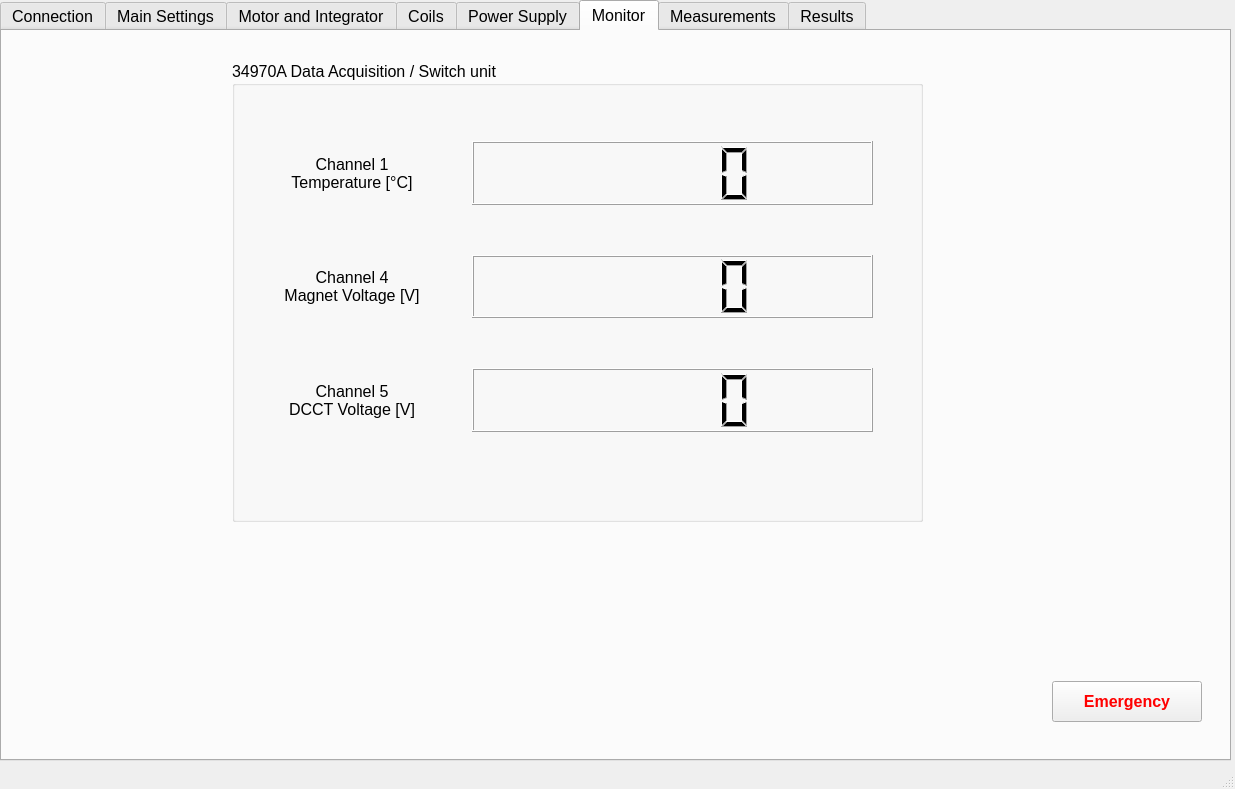
Before: the Qt Designer form Rotating Coil v3/Rotating_Coil_Interface_v3.ui in lnls-ima/rotating-coil-software, drawn with Qt 5.
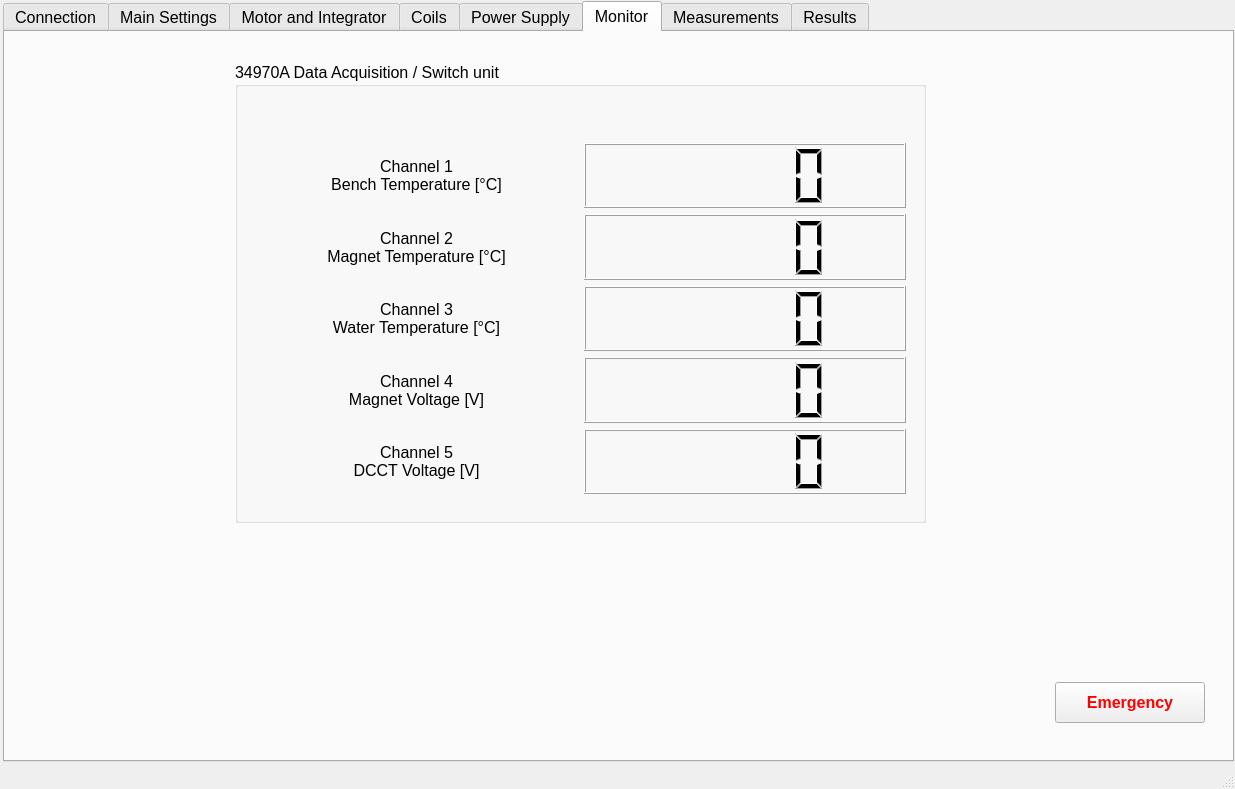
After: the same form once the commit is applied. The open tabs and pages were chosen to show the change. Icons and pictures are not drawn. Custom widgets are drawn as their Qt base class.

Commit message:
Center displacement correction.
Changelog:
-> Center displacement corrected (signal changed)
-> Water and magnet temperatures measurements implemented

Diff of the .ui file:
```diff
--- a/Rotating Coil v3/Rotating_Coil_Interface_v3.ui
+++ b/Rotating Coil v3/Rotating_Coil_Interface_v3.ui
@@ -45,8 +45,8 @@
     </property>
     <property name="geometry">
      <rect>
-      <x>0</x>
-      <y>0</y>
+      <x>3</x>
+      <y>1</y>
       <width>1231</width>
       <height>761</height>
      </rect>
@@ -5447,37 +5447,98 @@
       <property name="title">
        <string>34970A Data Acquisition / Switch unit</string>
       </property>
-      <widget class="QWidget" name="layoutWidget_3">
+      <widget class="QWidget" name="layoutWidget">
        <property name="geometry">
         <rect>
          <x>20</x>
-         <y>80</y>
-         <width>621</width>
-         <height>291</height>
+         <y>81</y>
+         <width>651</width>
+         <height>351</height>
         </rect>
        </property>
-       <layout class="QGridLayout" name="gridLayout_15">
-        <property name="horizontalSpacing">
-         <number>20</number>
-        </property>
-        <property name="verticalSpacing">
-         <number>50</number>
-        </property>
-        <item row="2" column="1" colspan="2">
-         <widget class="QLCDNumber" name="lcdNumber_5"/>
-        </item>
+       <layout class="QGridLayout" name="gridLayout_14">
         <item row="0" column="0">
          <widget class="QLabel" name="label_14">
           <property name="text">
            <string>Channel 1
-Temperature [°C]</string>
+Bench Temperature [°C]</string>
           </property>
           <property name="alignment">
            <set>Qt::AlignCenter</set>
           </property>
          </widget>
         </item>
+        <item row="0" column="1">
+         <widget class="QLCDNumber" name="lcdNumber">
+          <property name="font">
+           <font>
+            <weight>75</weight>
+            <bold>true</bold>
+           </font>
+          </property>
+          <property name="autoFillBackground">
+           <bool>false</bool>
+          </property>
+          <property name="midLineWidth">
+           <number>0</number>
+          </property>
+         </widget>
+        </item>
         <item row="1" column="0">
+         <widget class="QLabel" name="label_20">
+          <property name="text">
+           <string>Channel 2
+Magnet Temperature [°C]</string>
+          </property>
+          <property name="alignment">
+           <set>Qt::AlignCenter</set>
+          </property>
+         </widget>
+        </item>
+        <item row="1" column="1">
+         <widget class="QLCDNumber" name="lcdNumber_2">
+          <property name="font">
+           <font>
+            <weight>75</weight>
+            <bold>true</bold>
+           </font>
+          </property>
+          <property name="autoFillBackground">
+           <bool>false</bool>
+          </property>
+          <property name="midLineWidth">
+           <number>0</number>
+          </property>
+         </widget>
+        </item>
+        <item row="2" column="0">
+         <widget class="QLabel" name="label_21">
+          <property name="text">
+           <string>Channel 3
+Water Temperature [°C]</string>
+          </property>
+          <property name="alignment">
+           <set>Qt::AlignCenter</set>
+          </property>
+         </widget>
+        </item>
+        <item row="2" column="1">
+         <widget class="QLCDNumber" name="lcdNumber_3">
+          <property name="font">
+           <font>
+            <weight>75</weight>
+            <bold>true</bold>
+           </font>
+          </property>
+          <property name="autoFillBackground">
+           <bool>false</bool>
+          </property>
+          <property name="midLineWidth">
+           <number>0</number>
+          </property>
+         </widget>
+        </item>
+        <item row="3" column="0">
          <widget class="QLabel" name="label_15">
           <property name="text">
            <string>Channel 4
@@ -5488,7 +5549,10 @@
           </property>
          </widget>
         </item>
-        <item row="2" column="0">
+        <item row="3" column="1">
+         <widget class="QLCDNumber" name="lcdNumber_4"/>
+        </item>
+        <item row="4" column="0">
          <widget class="QLabel" name="label_16">
           <property name="text">
            <string>Channel 5
@@ -5499,24 +5563,8 @@
           </property>
          </widget>
         </item>
-        <item row="1" column="1" colspan="2">
-         <widget class="QLCDNumber" name="lcdNumber_4"/>
-        </item>
-        <item row="0" column="1" colspan="2">
-         <widget class="QLCDNumber" name="lcdNumber">
-          <property name="font">
-           <font>
-            <weight>75</weight>
-            <bold>true</bold>
-           </font>
-          </property>
-          <property name="autoFillBackground">
-           <bool>false</bool>
-          </property>
-          <property name="midLineWidth">
-           <number>0</number>
-          </property>
-         </widget>
+        <item row="4" column="1">
+         <widget class="QLCDNumber" name="lcdNumber_5"/>
         </item>
        </layout>
       </widget>
```
Left out of the diff: 6 changed lines with no effect on the pictures. The commit also changes 4 other files.
